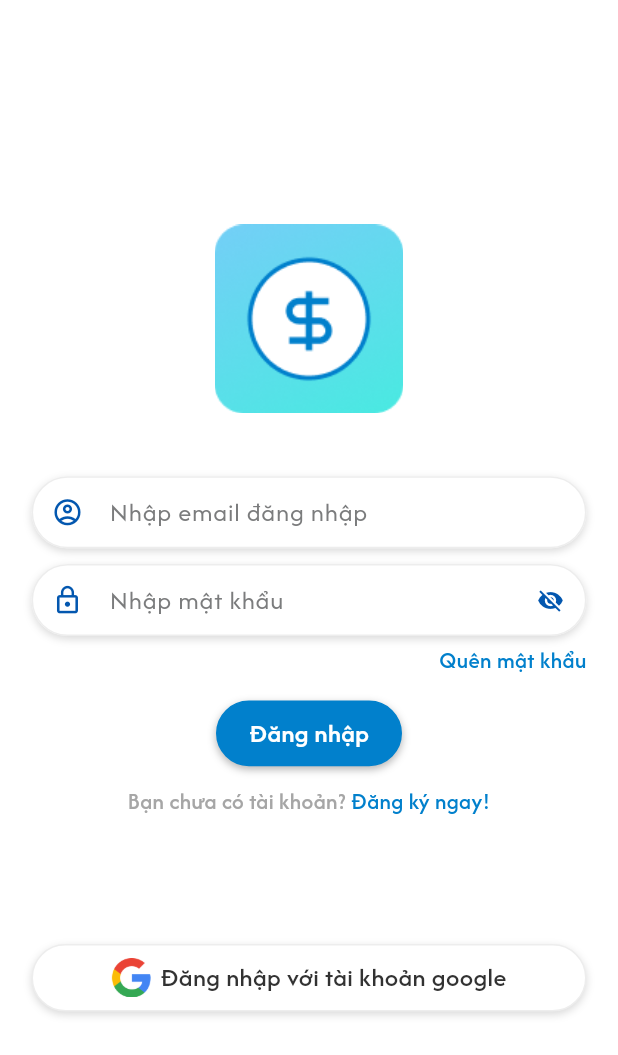
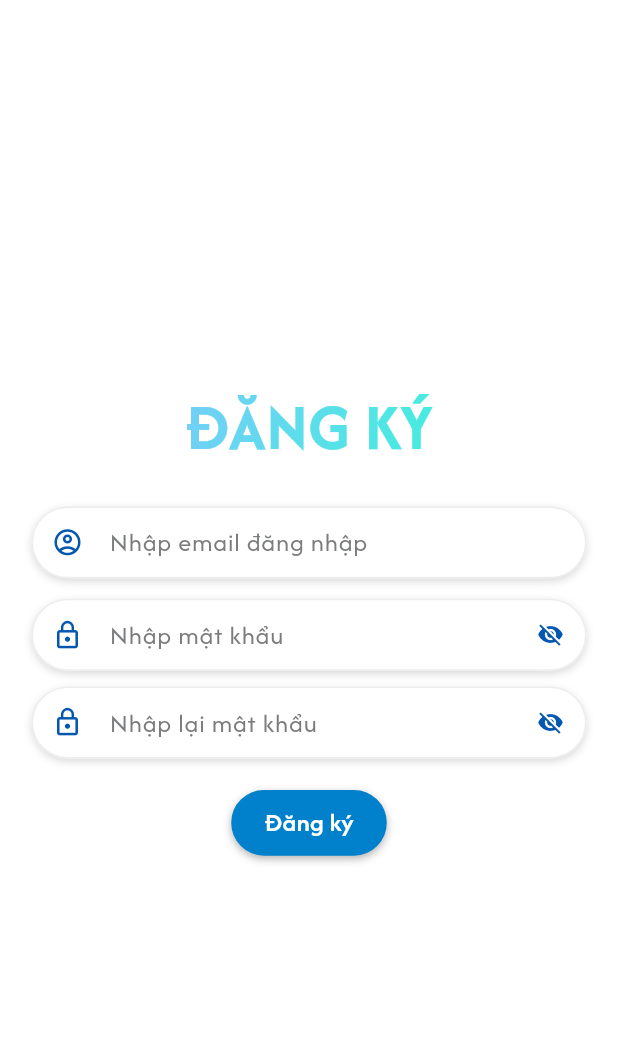
Before and after one commit to zont09/group_expense_management, a Flutter app: the screen it shows after launch, after a tap on "Đăng ký ngay!", on a phone screen of 412 x 824 dp. Shown: the top 1055 px of the screen. Run offline on Flutter 3.47's test engine with Material 3 defaults, Android fonts, the phone set to English and light mode, and no system bars; our stand-ins replace cloud_firestore, firebase_auth, firebase_core, firebase_storage, flutter_bloc, google_sign_in; accounts and stored records are empty; generated files the repository leaves out were written again.

Commit message:
sign in with gg + UI sign up

```diff
--- a/lib/app_texts.dart
+++ b/lib/app_texts.dart
@@ -5,6 +5,7 @@ enum AppText {
   textRouteProfile,
 
   textLogin,
+  textSignUp,
   textNoAccount,
   textCreateAccountNow,
   textForgotPassword,
@@ -12,7 +13,14 @@ enum AppText {
 
   textHintUsername,
   textHintPassword,
+  textHintReEnterPassword,
+  textPleaseDoNotLeaveItBlank,
+  textInvalidEmail,
+  textRePasswordNotMatch,
 
+  btnConfirm,
+  btnCancel,
+  btnOk,
 }
 
 Map<AppText, String> texts = {
@@ -22,13 +30,22 @@ Map<AppText, String> texts = {
   AppText.textRouteProfile: "/profile",
 
   AppText.textLogin: "Đăng nhập",
+  AppText.textSignUp: "Đăng ký",
+  AppText.textHintReEnterPassword: "Nhập lại mật khẩu",
   AppText.textNoAccount: "Bạn chưa có tài khoản? ",
   AppText.textCreateAccountNow: "Đăng ký ngay!",
   AppText.textForgotPassword: "Quên mật khẩu",
   AppText.textSignInWithGG: "Đăng nhập với tài khoản google",
+  AppText.textPleaseDoNotLeaveItBlank: "Vui lòng không để trống",
+  AppText.textInvalidEmail: "Email không hợp lệ",
+  AppText.textRePasswordNotMatch: "Email nhập lại không trùng khớp",
 
   AppText.textHintUsername: "Nhập email đăng nhập",
   AppText.textHintPassword: "Nhập mật khẩu",
+
+  AppText.btnConfirm: "Xác nhận",
+  AppText.btnCancel: "Huỷ",
+  AppText.btnOk: "Ok",
 };
 
 extension AppTexts on AppText {
--- a/lib/features/login/views/mobile/login_mobile_view.dart
+++ b/lib/features/login/views/mobile/login_mobile_view.dart
@@ -3,9 +3,12 @@ import 'package:flutter_bloc/flutter_bloc.dart';
 import 'package:group_expense_management/app_texts.dart';
 import 'package:group_expense_management/configs/color_configs.dart';
 import 'package:group_expense_management/features/login/bloc/login_cubit.dart';
+import 'package:group_expense_management/features/login/views/mobile/sign_up_mobile_view.dart';
 import 'package:group_expense_management/features/login/widgets/password_textfield.dart';
 import 'package:group_expense_management/features/login/widgets/sign_in_with_gg_button.dart';
 import 'package:group_expense_management/features/login/widgets/username_textfield.dart';
+import 'package:group_expense_management/features/overview/views/overview_main_view.dart';
+import 'package:group_expense_management/utils/dialog_utils.dart';
 import 'package:group_expense_management/utils/resizable_utils.dart';
 import 'package:group_expense_management/widgets/z_button.dart';
 
@@ -50,16 +53,16 @@ class LoginMobileView extends StatelessWidget {
                     // SizedBox(height: Resizable.size(context, 15)),
                     UsernameTextField(
                         hintText: AppText.textHintUsername.text,
-                        icon: Icons.account_circle_outlined),
+                        icon: Icons.account_circle_outlined, controller: cubit.conUsername,),
                     SizedBox(height: Resizable.size(context, 10)),
                     PasswordTextField(
                         hintText: AppText.textHintPassword.text,
-                        icon: Icons.lock_outline),
+                        icon: Icons.lock_outline, controller: cubit.conPassword,),
                     SizedBox(height: Resizable.size(context, 5)),
                     Align(
                       alignment: Alignment.centerRight,
                       child: InkWell(
-                        onTap: (){},
+                        onTap: () {},
                         child: Text(AppText.textForgotPassword.text,
                             style: TextStyle(
                                 fontSize: Resizable.font(context, 14),
@@ -86,7 +89,11 @@ class LoginMobileView extends StatelessWidget {
                                 fontWeight: FontWeight.w500,
                                 color: ColorConfig.textColor7)),
                         InkWell(
-                          onTap: (){},
+                          onTap: () {
+                            Navigator.of(context).push(
+                                MaterialPageRoute(builder: (context) =>
+                                    SignUpMobileView()));
+                          },
                           child: Text(AppText.textCreateAccountNow.text,
                               style: TextStyle(
                                   fontSize: Resizable.font(context, 14),
@@ -96,7 +103,22 @@ class LoginMobileView extends StatelessWidget {
                       ],
                     ),
                     SizedBox(height: Resizable.size(context, 80)),
-                    SignInWithGgButton()
+                    SignInWithGgButton(
+                      onLogin: () async {
+                        DialogUtils.showLoadingDialog(context);
+                        final success = await cubit.onSignInWithGoogle(context);
+                        if (context.mounted) {
+                          Navigator.of(context).pop();
+                          if (success) {
+                            Navigator.of(context).pushReplacement(
+                              MaterialPageRoute(
+                                builder: (context) => OverviewMainView(),
+                              ),
+                            );
+                          }
+                        }
+                      },
+                    )
                   ],
                 ),
               ),
--- /dev/null
+++ b/lib/features/login/views/mobile/sign_up_mobile_view.dart
@@ -0,0 +1,149 @@
+import 'package:flutter/material.dart';
+import 'package:flutter_bloc/flutter_bloc.dart';
+import 'package:group_expense_management/app_texts.dart';
+import 'package:group_expense_management/configs/color_configs.dart';
+import 'package:group_expense_management/features/login/bloc/sign_up_cubit.dart';
+import 'package:group_expense_management/features/login/widgets/gradient_text.dart';
+import 'package:group_expense_management/features/login/widgets/password_textfield.dart';
+import 'package:group_expense_management/features/login/widgets/username_textfield.dart';
+import 'package:group_expense_management/utils/resizable_utils.dart';
+import 'package:group_expense_management/widgets/z_button.dart';
+
+class SignUpMobileView extends StatelessWidget {
+  const SignUpMobileView({super.key});
+
+  @override
+  Widget build(BuildContext context) {
+    return Material(
+      child: BlocProvider(
+        create: (context) => SignUpCubit(),
+        child: BlocBuilder<SignUpCubit, int>(
+          builder: (c, s) {
+            var cubit = BlocProvider.of<SignUpCubit>(c);
+            return Container(
+              height: double.infinity,
+              width: double.infinity,
+              color: Colors.white,
+              padding:
+                  EdgeInsets.symmetric(horizontal: Resizable.size(context, 20)),
+              child: GestureDetector(
+                onTap: () {
+                  FocusScope.of(context).unfocus();
+                },
+                child: Column(
+                  mainAxisAlignment: MainAxisAlignment.center,
+                  children: [
+                    GradientText(
+                      AppText.textSignUp.text.toUpperCase(),
+                      gradient: const LinearGradient(
+                        colors: [Color(0xFF74CEF7), Color(0xFF43EDDE)],
+                        begin: Alignment.topLeft,
+                        end: Alignment.bottomRight,
+                      ),
+                      style: TextStyle(
+                          fontSize: Resizable.font(context, 40),
+                          fontWeight: FontWeight.bold),
+                    ),
+                    SizedBox(height: Resizable.size(context, 20)),
+                    UsernameTextField(
+                      hintText: AppText.textHintUsername.text,
+                      icon: Icons.account_circle_outlined,
+                      controller: cubit.conUsername,
+                      isError: cubit.errorUsername > 0,
+                      changeError: (v) {
+                        cubit.errorUsername = v;
+                        cubit.EMIT();
+                      },
+                    ),
+                    SizedBox(height: Resizable.size(context, 3)),
+                    if(cubit.errorUsername == 1)
+                    Padding(
+                      padding: EdgeInsets.only(left: Resizable.size(context, 12)),
+                      child: Align(
+                        alignment: Alignment.topLeft,
+                        child: Text(AppText.textPleaseDoNotLeaveItBlank.text,
+                            style: TextStyle(
+                                fontSize: Resizable.font(context, 14),
+                                fontWeight: FontWeight.w300,
+                                color: ColorConfig.error)),
+                      ),
+                    ),
+                    if(cubit.errorUsername == 2)
+                    Padding(
+                      padding: EdgeInsets.only(left: Resizable.size(context, 12)),
+                      child: Align(
+                        alignment: Alignment.topLeft,
+                        child: Text(AppText.textInvalidEmail.text,
+                            style: TextStyle(
+                                fontSize: Resizable.font(context, 14),
+                                fontWeight: FontWeight.w300,
+                                color: ColorConfig.error)),
+                      ),
+                    ),
+                    SizedBox(height: Resizable.size(context, 10)),
+                    PasswordTextField(
+                        hintText: AppText.textHintPassword.text,
+                        icon: Icons.lock_outline,
+                        controller: cubit.conPassword),
+                    if(cubit.errorPassword == 1)
+                      Padding(
+                        padding: EdgeInsets.only(left: Resizable.size(context, 12)),
+                        child: Align(
+                          alignment: Alignment.topLeft,
+                          child: Text(AppText.textPleaseDoNotLeaveItBlank.text,
+                              style: TextStyle(
+                                  fontSize: Resizable.font(context, 14),
+                                  fontWeight: FontWeight.w300,
+                                  color: ColorConfig.error)),
+                        ),
+                      ),
+                    SizedBox(height: Resizable.size(context, 10)),
+                    PasswordTextField(
+                        hintText: AppText.textHintReEnterPassword.text,
+                        icon: Icons.lock_outline,
+                        controller: cubit.conRePassword),
+                    if(cubit.errorRePassword == 1)
+                      Padding(
+                        padding: EdgeInsets.only(left: Resizable.size(context, 12)),
+                        child: Align(
+                          alignment: Alignment.topLeft,
+                          child: Text(AppText.textPleaseDoNotLeaveItBlank.text,
+                              style: TextStyle(
+                                  fontSize: Resizable.font(context, 14),
+                                  fontWeight: FontWeight.w300,
+                                  color: ColorConfig.error)),
+                        ),
+                      ),
+                    if(cubit.errorRePassword == 2)
+                    Padding(
+                      padding: EdgeInsets.only(left: Resizable.size(context, 12)),
+                      child: Align(
+                        alignment: Alignment.topLeft,
+                        child: Text(AppText.textRePasswordNotMatch.text,
+                            style: TextStyle(
+                                fontSize: Resizable.font(context, 14),
+                                fontWeight: FontWeight.w300,
+                                color: ColorConfig.error)),
+                      ),
+                    ),
+                    SizedBox(height: Resizable.size(context, 20)),
+                    ZButton(
+                        title: AppText.textSignUp.text,
+                        onPressed: () {
+                          cubit.checkError();
+                        },
+                        paddingHor: 20,
+                        sizeTitle: 16,
+                        fontWeight: FontWeight.w600,
+                        colorBackground: ColorConfig.primary2,
+                        isShadow: true),
+                  ],
+                ),
+              ),
+            );
+          },
+        ),
+      ),
+    );
+  }
+}
--- a/lib/features/login/widgets/password_textfield.dart
+++ b/lib/features/login/widgets/password_textfield.dart
@@ -6,12 +6,14 @@ class PasswordTextField extends StatefulWidget {
   final String hintText;
   final IconData icon;
   final TextEditingController? controller;
+  final Color border;
 
   const PasswordTextField({
     super.key,
     required this.hintText,
     required this.icon,
     this.controller,
+    this.border = ColorConfig.border6
   });
 
   @override
@@ -50,18 +52,18 @@ class _PasswordTextFieldState extends State<PasswordTextField> {
           border: OutlineInputBorder(
             borderRadius: BorderRadius.circular(229),
             borderSide: BorderSide(
-                color: ColorConfig.border6,
+                color: widget.border,
                 width: Resizable.size(context, 1)), // Viền khi focus
           ),
           enabledBorder: OutlineInputBorder(
             borderRadius: BorderRadius.circular(229),
             borderSide: BorderSide(
-                color: ColorConfig.border6,
+                color: widget.border,
                 width: Resizable.size(context, 1)), // Viền khi không focus
           ),
           focusedBorder: OutlineInputBorder(
             borderRadius: BorderRadius.circular(229),
-            borderSide: BorderSide(
+            borderSide: const BorderSide(
                 color: ColorConfig.primary1, width: 2), // Viền khi focus
           ),
           isDense: true,
--- a/lib/features/login/widgets/sign_in_with_gg_button.dart
+++ b/lib/features/login/widgets/sign_in_with_gg_button.dart
@@ -4,11 +4,17 @@ import 'package:group_expense_management/configs/color_configs.dart';
 import 'package:group_expense_management/utils/resizable_utils.dart';
 
 class SignInWithGgButton extends StatelessWidget {
-  const SignInWithGgButton({super.key});
+  const SignInWithGgButton({super.key, required this.onLogin});
+
+  final Function() onLogin;
 
   @override
   Widget build(BuildContext context) {
-    return Container(
+    return InkWell(
+      onTap: () {
+        onLogin();
+      },
+      child: Container(
         width: double.infinity,
         decoration: BoxDecoration(
             borderRadius: BorderRadius.circular(229),
@@ -30,6 +36,7 @@ class SignInWithGgButton extends StatelessWidget {
                     color: ColorConfig.textColor)),
           ],
         ),
+      ),
     );
   }
 }
--- a/lib/features/login/widgets/username_textfield.dart
+++ b/lib/features/login/widgets/username_textfield.dart
@@ -2,17 +2,40 @@ import 'package:flutter/material.dart';
 import 'package:group_expense_management/configs/color_configs.dart';
 import 'package:group_expense_management/utils/resizable_utils.dart';
 
-class UsernameTextField extends StatelessWidget {
+class UsernameTextField extends StatefulWidget {
   final String hintText;
   final IconData icon;
   final TextEditingController? controller;
+  final Color border;
+  final bool isError;
+  final Function(int)? changeError;
 
-  const UsernameTextField({
-    super.key,
-    required this.hintText,
-    required this.icon,
-    this.controller,
-  });
+  const UsernameTextField(
+      {super.key,
+      required this.hintText,
+      required this.icon,
+      this.controller,
+      this.border = ColorConfig.border6,
+      this.isError = false,
+      this.changeError});
+
+  @override
+  State<UsernameTextField> createState() => _UsernameTextFieldState();
+}
+
+class _UsernameTextFieldState extends State<UsernameTextField> {
+
+  @override
+  void initState() {
+    widget.controller?.addListener(listenerController);
+    super.initState();
+  }
+
+  listenerController() {
+    if (widget.isError && widget.changeError != null) {
+      widget.changeError!(0);
+    }
+  }
 
   @override
   Widget build(BuildContext context) {
@@ -22,16 +45,16 @@ class UsernameTextField extends StatelessWidget {
         boxShadow: const [ColorConfig.boxShadow],
       ),
       child: TextField(
-        controller: controller,
+        controller: widget.controller,
         cursorColor: ColorConfig.primary1,
         style: TextStyle(
             fontSize: Resizable.font(context, 16),
             color: ColorConfig.primary1,
             fontWeight: FontWeight.w500),
         decoration: InputDecoration(
-          prefixIcon: Icon(icon,
+          prefixIcon: Icon(widget.icon,
               color: ColorConfig.primary1, size: Resizable.size(context, 20)),
-          hintText: hintText,
+          hintText: widget.hintText,
           hintStyle: TextStyle(
               fontSize: Resizable.font(context, 16),
               color: ColorConfig.hintText,
@@ -41,19 +64,20 @@ class UsernameTextField extends StatelessWidget {
           border: OutlineInputBorder(
             borderRadius: BorderRadius.circular(229),
             borderSide: BorderSide(
-                color: ColorConfig.border6,
+                color: widget.isError ? ColorConfig.error : ColorConfig.border6,
                 width: Resizable.size(context, 1)), // Viền khi focus
           ),
           enabledBorder: OutlineInputBorder(
             borderRadius: BorderRadius.circular(229),
             borderSide: BorderSide(
-                color: ColorConfig.border6,
+                color: widget.isError ? ColorConfig.error : widget.border,
                 width: Resizable.size(context, 1)), // Viền khi focus
           ),
           focusedBorder: OutlineInputBorder(
             borderRadius: BorderRadius.circular(229),
             borderSide: BorderSide(
-                color: ColorConfig.primary1, width: 2), // Viền khi focus
+                color: widget.isError ? ColorConfig.error : ColorConfig.primary1,
+                width: 2), // Viền khi focus
           ),
           isDense: true,
           contentPadding: EdgeInsets.symmetric(
--- a/lib/main.dart
+++ b/lib/main.dart
@@ -1,7 +1,8 @@
 import 'package:firebase_core/firebase_core.dart';
 import 'package:flutter/material.dart';
+import 'package:flutter_bloc/flutter_bloc.dart';
 import 'package:group_expense_management/features/login/login_main_view.dart';
-import 'package:group_expense_management/services/user_service.dart';
+import 'package:group_expense_management/main_cubit.dart';
 import 'firebase_options.dart';
 
 void main() async {
@@ -25,7 +26,14 @@ class MyApp extends StatelessWidget {
         colorScheme: ColorScheme.fromSeed(seedColor: Colors.white),
         useMaterial3: true,
       ),
-      home: const LoginMainView(),
+      home: BlocProvider(
+        create: (context) => MainCubit(),
+        child: BlocBuilder<MainCubit, int>(
+          builder: (c, s) {
+            return LoginMainView();
+          },
+        ),
+      ),
     );
   }
 }
--- a/lib/main_cubit.dart
+++ b/lib/main_cubit.dart
@@ -1,8 +1,12 @@
+import 'package:flutter/cupertino.dart';
 import 'package:flutter_bloc/flutter_bloc.dart';
 import 'package:group_expense_management/models/user_model.dart';
 
 class MainCubit extends Cubit<int> {
   MainCubit() : super(0);
+
+  static MainCubit fromContext(BuildContext context) =>
+      BlocProvider.of<MainCubit>(context);
 
   UserModel user = UserModel();
 
--- a/lib/repository/user_repository.dart
+++ b/lib/repository/user_repository.dart
@@ -36,7 +36,7 @@ class UserRepository {
       final snapshot = await fireStore
           .collection("users")
           .where("email", isEqualTo: email)
-          .where('enable', isEqualTo: true)
+          // .where('enable', isEqualTo: true)
           .get();
       return snapshot.docs
           .map((e) => UserModel.fromSnapshot(e))
```
Also changed, not shown: lib/features/login/bloc/login_cubit.dart (+48 -2 lines), lib/features/login/bloc/sign_up_cubit.dart (added, +51 -0 lines), lib/features/overview/views/mobile/overview_mobile_view.dart (added, +14 -0 lines), lib/features/overview/views/overview_main_view.dart (added, +15 -0 lines), lib/utils/dialog_utils.dart (added, +186 -0 lines), lib/utils/function_utils.dart (added, +7 -0 lines), 1 other file. Lines whose indentation alone changed are shown as unchanged.
